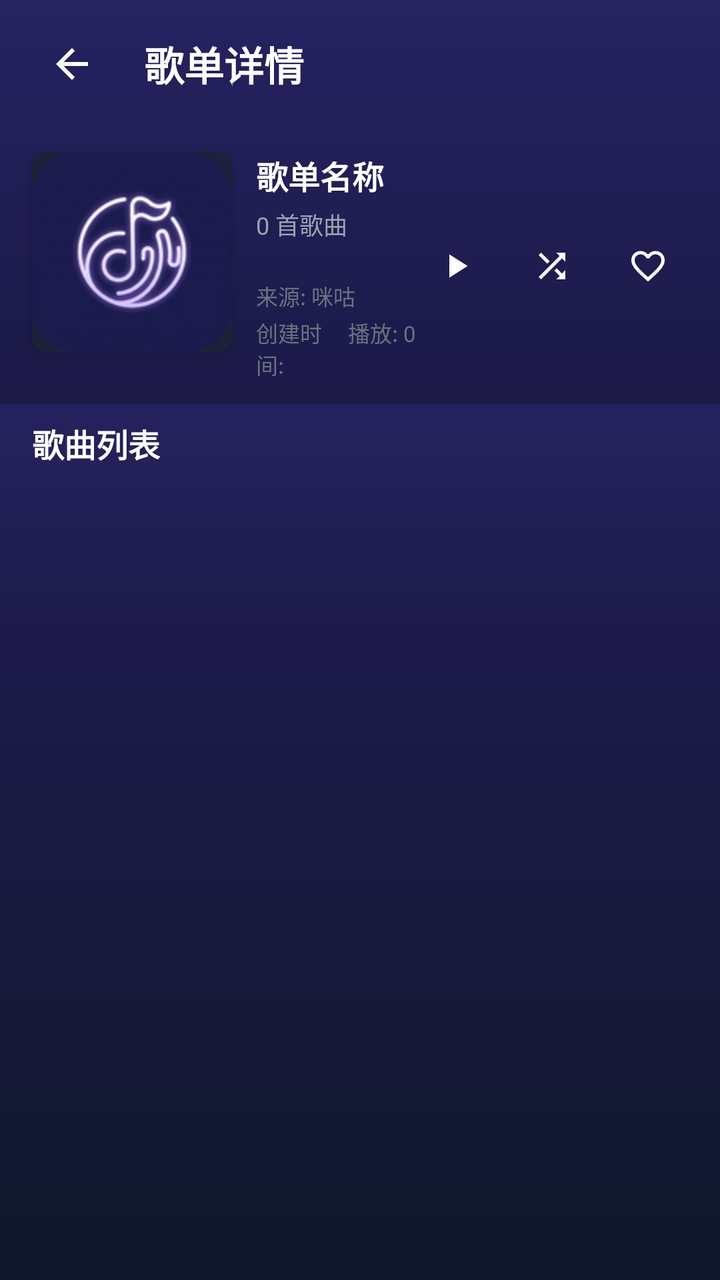
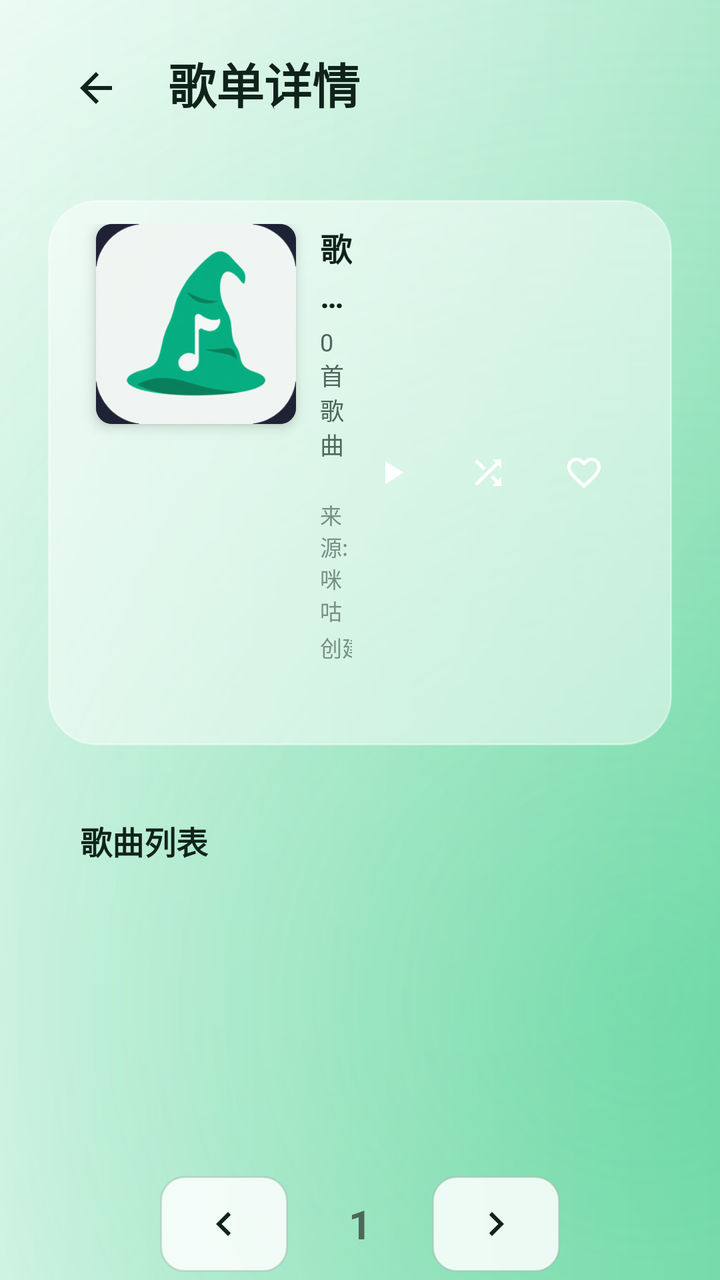

Two renders of the same Android screen: before a commit and after it. Below are the layout's source before the change and the commit's diff.
<!-- AndroidManifest.xml: application theme AppTheme.NoActionBar -->
<!-- res/layout/activity_playlist_detail.xml -->
<?xml version="1.0" encoding="utf-8"?>
<androidx.constraintlayout.widget.ConstraintLayout xmlns:android="http://schemas.android.com/apk/res/android"
    xmlns:app="http://schemas.android.com/apk/res-auto"
    android:layout_width="match_parent"
    android:layout_height="match_parent"
    android:background="@drawable/bg_app_gradient">

    
    <LinearLayout
        android:id="@+id/topBar"
        android:layout_width="0dp"
        android:layout_height="64dp"
        android:orientation="horizontal"
        android:gravity="center_vertical"
        android:paddingStart="16dp"
        android:paddingEnd="16dp"
        android:background="#40000000"
        app:layout_constraintStart_toStartOf="parent"
        app:layout_constraintEnd_toEndOf="parent"
        app:layout_constraintTop_toTopOf="parent">

        <ImageButton
            android:id="@+id/btnBack"
            android:layout_width="40dp"
            android:layout_height="40dp"
            android:src="@drawable/ic_back"
            android:background="@drawable/btn_focused_circle"
            android:scaleType="centerInside"
            android:padding="8dp"
            app:tint="#FFFFFF"
            android:focusable="true"
            android:nextFocusRight="@id/layoutActions"
            android:contentDescription="返回" />

        <TextView
            android:id="@+id/tvTitle"
            android:layout_width="0dp"
            android:layout_height="wrap_content"
            android:layout_weight="1"
            android:text="歌单详情"
            android:textSize="20sp"
            android:textStyle="bold"
            android:textColor="#FFFFFF"
            android:layout_marginStart="16dp"
            android:ellipsize="end"
            android:singleLine="true" />

    </LinearLayout>

    
    <LinearLayout
        android:id="@+id/layoutHeader"
        android:layout_width="0dp"
        android:layout_height="wrap_content"
        android:orientation="horizontal"
        android:background="#40000000"
        android:paddingTop="12dp"
        android:paddingBottom="12dp"
        app:layout_constraintStart_toStartOf="parent"
        app:layout_constraintEnd_toEndOf="parent"
        app:layout_constraintTop_toBottomOf="@+id/topBar">

        
        <androidx.cardview.widget.CardView
            android:layout_width="100dp"
            android:layout_height="100dp"
            app:cardCornerRadius="8dp"
            app:cardElevation="4dp"
            android:layout_marginStart="16dp">

            <ImageView
                android:id="@+id/ivCover"
                android:layout_width="match_parent"
                android:layout_height="match_parent"
                android:scaleType="centerCrop"
                android:src="@drawable/ic_cover_placeholder" />

        </androidx.cardview.widget.CardView>

        
        <LinearLayout
            android:layout_width="0dp"
            android:layout_height="wrap_content"
            android:layout_weight="1"
            android:orientation="vertical"
            android:layout_marginStart="12dp"
            android:layout_gravity="center_vertical">

            <TextView
                android:id="@+id/tvPlaylistName"
                android:layout_width="match_parent"
                android:layout_height="wrap_content"
                android:text="歌单名称"
                android:textColor="#FFFFFF"
                android:textSize="16sp"
                android:textStyle="bold"
                android:maxLines="2"
                android:ellipsize="end" />

            <TextView
                android:id="@+id/tvPlaylistInfo"
                android:layout_width="match_parent"
                android:layout_height="wrap_content"
                android:text="0 首歌曲"
                android:textColor="#9CA3AF"
                android:textSize="12sp"
                android:layout_marginTop="4dp" />

            <TextView
                android:id="@+id/tvPlaylistDesc"
                android:layout_width="match_parent"
                android:layout_height="wrap_content"
                android:text=""
                android:textColor="#6B7280"
                android:textSize="11sp"
                android:layout_marginTop="2dp"
                android:maxLines="2"
                android:ellipsize="end" />

            <TextView
                android:id="@+id/tvPlaylistSource"
                android:layout_width="match_parent"
                android:layout_height="wrap_content"
                android:text="来源: 咪咕"
                android:textColor="#6B7280"
                android:textSize="11sp"
                android:layout_marginTop="2dp" />

            <LinearLayout
                android:layout_width="match_parent"
                android:layout_height="wrap_content"
                android:orientation="horizontal"
                android:layout_marginTop="2dp">

                <TextView
                    android:id="@+id/tvPlaylistCreateTime"
                    android:layout_width="0dp"
                    android:layout_height="wrap_content"
                    android:layout_weight="1"
                    android:text="创建时间: "
                    android:textColor="#6B7280"
                    android:textSize="11sp" />

                <TextView
                    android:id="@+id/tvPlaylistPlayCount"
                    android:layout_width="wrap_content"
                    android:layout_height="wrap_content"
                    android:text="播放: 0"
                    android:textColor="#6B7280"
                    android:textSize="11sp"
                    android:gravity="end" />

            </LinearLayout>

        </LinearLayout>

        
        <LinearLayout
            android:id="@+id/layoutActions"
            android:layout_width="wrap_content"
            android:layout_height="wrap_content"
            android:orientation="horizontal"
            android:gravity="center_vertical"
            android:layout_marginEnd="16dp"
            android:layout_gravity="center_vertical">

            <ImageButton
                android:id="@+id/btnPlayAll"
                android:layout_width="40dp"
                android:layout_height="40dp"
                android:src="@drawable/ic_play"
                android:background="@drawable/btn_focused_circle"
                android:scaleType="centerInside"
                android:padding="10dp"
                android:focusable="true"
                android:contentDescription="播放全部" />

            <ImageButton
                android:id="@+id/btnShuffle"
                android:layout_width="40dp"
                android:layout_height="40dp"
                android:layout_marginStart="8dp"
                android:src="@drawable/ic_shuffle"
                android:background="@drawable/btn_focused_circle"
                android:scaleType="centerInside"
                android:padding="10dp"
                android:focusable="true"
                android:contentDescription="随机播放" />

            <ImageButton
                android:id="@+id/btnFavorite"
                android:layout_width="40dp"
                android:layout_height="40dp"
                android:layout_marginStart="8dp"
                android:src="@drawable/ic_favorite_border"
                android:background="@drawable/btn_focused_circle"
                android:scaleType="centerInside"
                android:padding="10dp"
                android:focusable="true"
                android:contentDescription="收藏" />

        </LinearLayout>

    </LinearLayout>

    
    <LinearLayout
        android:id="@+id/layoutContent"
        android:layout_width="0dp"
        android:layout_height="0dp"
        android:orientation="vertical"
        android:paddingTop="8dp"
        android:descendantFocusability="afterDescendants"
        app:layout_constraintStart_toStartOf="parent"
        app:layout_constraintEnd_toEndOf="parent"
        app:layout_constraintTop_toBottomOf="@+id/layoutHeader"
        app:layout_constraintBottom_toBottomOf="parent">

        
        <TextView
            android:id="@+id/tvSongListHeader"
            android:layout_width="match_parent"
            android:layout_height="wrap_content"
            android:text="歌曲列表"
            android:textColor="#FFFFFF"
            android:textSize="16sp"
            android:textStyle="bold"
            android:paddingStart="16dp"
            android:paddingEnd="16dp"
            android:paddingBottom="8dp" />

        
        <androidx.recyclerview.widget.RecyclerView
            android:id="@+id/rvSongs"
            android:layout_width="match_parent"
            android:layout_height="match_parent"
            android:paddingStart="16dp"
            android:paddingEnd="16dp"
            android:paddingBottom="16dp"
            android:clipToPadding="false" />

    </LinearLayout>

    
    <ProgressBar
        android:id="@+id/loadingProgress"
        android:layout_width="wrap_content"
        android:layout_height="wrap_content"
        android:visibility="gone"
        app:layout_constraintStart_toStartOf="parent"
        app:layout_constraintEnd_toEndOf="parent"
        app:layout_constraintTop_toTopOf="parent"
        app:layout_constraintBottom_toBottomOf="parent" />

</androidx.constraintlayout.widget.ConstraintLayout>
<!-- resources referenced by this layout -->
<resources>
  <!-- drawable bg_app_gradient (drawable) -->
  <?xml version="1.0" encoding="utf-8"?>
  <shape xmlns:android="http://schemas.android.com/apk/res/android"
      android:shape="rectangle">
      <gradient
          android:angle="270"
          android:endColor="#0F172A"
          android:centerColor="#1E1B4B"
          android:startColor="#312E81"
          android:type="linear" />
  </shape>
  <!-- drawable btn_focused_circle (drawable) -->
  <?xml version="1.0" encoding="utf-8"?>
  <selector xmlns:android="http://schemas.android.com/apk/res/android">
      <item android:state_focused="true">
          <layer-list>
              <item>
                  <shape android:shape="oval">
                      <solid android:color="#30FFFFFF" />
                  </shape>
              </item>
              <item android:top="2dp" android:bottom="2dp" android:left="2dp" android:right="2dp">
                  <shape android:shape="oval">
                      <solid android:color="#FF3B82F6" />
                      <stroke android:width="2dp" android:color="#FFFFFF" />
                  </shape>
              </item>
          </layer-list>
      </item>
      <item>
          <shape android:shape="oval">
              <solid android:color="#00000000" />
          </shape>
      </item>
  </selector>
  <style name="AppTheme.NoActionBar" parent="Theme.AppCompat.NoActionBar">
          <item name="windowActionBar">false</item>
          <item name="windowNoTitle">true</item>
          <item name="android:windowBackground">@null</item>
      </style>
  <!-- drawable ic_logo: png bitmap (drawable, 19374 bytes) -->
  <!-- unchanged entries left out for length: 5 -->
</resources>

<!-- the commit's change to res/layout/activity_playlist_detail.xml (unified diff, before → after) -->
@@ -9,12 +9,13 @@
     <LinearLayout
         android:id="@+id/topBar"
         android:layout_width="0dp"
-        android:layout_height="64dp"
+        android:layout_height="@dimen/lx_title_height"
         android:orientation="horizontal"
-        android:gravity="center_vertical"
-        android:paddingStart="16dp"
-        android:paddingEnd="16dp"
-        android:background="#40000000"
+        android:gravity="top"
+        android:paddingStart="@dimen/lx_title_gutter"
+        android:paddingEnd="@dimen/lx_title_gutter"
+        android:paddingTop="@dimen/lx_title_top"
+        android:background="@android:color/transparent"
         app:layout_constraintStart_toStartOf="parent"
         app:layout_constraintEnd_toEndOf="parent"
         app:layout_constraintTop_toTopOf="parent">
@@ -27,9 +28,10 @@
             android:background="@drawable/btn_focused_circle"
             android:scaleType="centerInside"
             android:padding="8dp"
-            app:tint="#FFFFFF"
+            app:tint="@color/lx_text_primary"
             android:focusable="true"
-            android:nextFocusRight="@id/layoutActions"
+            android:nextFocusRight="@id/btnPlayAll"
+            android:nextFocusDown="@id/btnPlayAll"
             android:contentDescription="返回" />
 
         <TextView
@@ -38,9 +40,9 @@
             android:layout_height="wrap_content"
             android:layout_weight="1"
             android:text="歌单详情"
-            android:textSize="20sp"
+            android:textSize="24sp"
             android:textStyle="bold"
-            android:textColor="#FFFFFF"
+            android:textColor="@color/lx_text_primary"
             android:layout_marginStart="16dp"
             android:ellipsize="end"
             android:singleLine="true" />
@@ -52,8 +54,14 @@
         android:id="@+id/layoutHeader"
         android:layout_width="0dp"
         android:layout_height="wrap_content"
+        android:layout_marginStart="@dimen/lx_nav_gutter"
+        android:layout_marginTop="12dp"
+        android:layout_marginEnd="@dimen/lx_nav_gutter"
         android:orientation="horizontal"
-        android:background="#40000000"
+        android:background="@drawable/bg_floating_glass"
+        android:elevation="8dp"
+        android:outlineProvider="background"
+        android:clipToOutline="true"
         android:paddingTop="12dp"
         android:paddingBottom="12dp"
         app:layout_constraintStart_toStartOf="parent"
@@ -66,7 +74,7 @@
             android:layout_height="100dp"
             app:cardCornerRadius="8dp"
             app:cardElevation="4dp"
-            android:layout_marginStart="16dp">
+            android:layout_marginStart="@dimen/lx_nav_gutter">
 
             <ImageView
                 android:id="@+id/ivCover"
@@ -91,7 +99,7 @@
                 android:layout_width="match_parent"
                 android:layout_height="wrap_content"
                 android:text="歌单名称"
-                android:textColor="#FFFFFF"
+                android:textColor="@color/lx_text_primary"
                 android:textSize="16sp"
                 android:textStyle="bold"
                 android:maxLines="2"
@@ -102,7 +110,7 @@
                 android:layout_width="match_parent"
                 android:layout_height="wrap_content"
                 android:text="0 首歌曲"
-                android:textColor="#9CA3AF"
+                android:textColor="@color/lx_text_secondary"
                 android:textSize="12sp"
                 android:layout_marginTop="4dp" />
 
@@ -111,7 +119,7 @@
                 android:layout_width="match_parent"
                 android:layout_height="wrap_content"
                 android:text=""
-                android:textColor="#6B7280"
+                android:textColor="@color/lx_text_muted"
                 android:textSize="11sp"
                 android:layout_marginTop="2dp"
                 android:maxLines="2"
@@ -122,7 +130,7 @@
                 android:layout_width="match_parent"
                 android:layout_height="wrap_content"
                 android:text="来源: 咪咕"
-                android:textColor="#6B7280"
+                android:textColor="@color/lx_text_muted"
                 android:textSize="11sp"
                 android:layout_marginTop="2dp" />
 
@@ -138,7 +146,7 @@
                     android:layout_height="wrap_content"
                     android:layout_weight="1"
                     android:text="创建时间: "
-                    android:textColor="#6B7280"
+                    android:textColor="@color/lx_text_muted"
                     android:textSize="11sp" />
 
                 <TextView
@@ -146,7 +154,7 @@
                     android:layout_width="wrap_content"
                     android:layout_height="wrap_content"
                     android:text="播放: 0"
-                    android:textColor="#6B7280"
+                    android:textColor="@color/lx_text_muted"
                     android:textSize="11sp"
                     android:gravity="end" />
 
@@ -161,7 +169,7 @@
             android:layout_height="wrap_content"
             android:orientation="horizontal"
             android:gravity="center_vertical"
-            android:layout_marginEnd="16dp"
+            android:layout_marginEnd="@dimen/lx_nav_gutter"
             android:layout_gravity="center_vertical">
 
             <ImageButton
@@ -173,6 +181,8 @@
                 android:scaleType="centerInside"
                 android:padding="10dp"
                 android:focusable="true"
+                android:nextFocusLeft="@id/btnBack"
+                android:nextFocusRight="@id/btnShuffle"
                 android:contentDescription="播放全部" />
 
             <ImageButton
@@ -185,6 +195,8 @@
                 android:scaleType="centerInside"
                 android:padding="10dp"
                 android:focusable="true"
+                android:nextFocusLeft="@id/btnPlayAll"
+                android:nextFocusRight="@id/btnFavorite"
                 android:contentDescription="随机播放" />
 
             <ImageButton
@@ -197,6 +209,7 @@
                 android:scaleType="centerInside"
                 android:padding="10dp"
                 android:focusable="true"
+                android:nextFocusLeft="@id/btnShuffle"
                 android:contentDescription="收藏" />
 
         </LinearLayout>
@@ -209,12 +222,15 @@
         android:layout_width="0dp"
         android:layout_height="0dp"
         android:orientation="vertical"
-        android:paddingTop="8dp"
+        android:paddingTop="24dp"
+        android:layout_marginTop="12dp"
+        android:paddingStart="@dimen/lx_nav_gutter"
+        android:paddingEnd="@dimen/lx_nav_gutter"
         android:descendantFocusability="afterDescendants"
         app:layout_constraintStart_toStartOf="parent"
         app:layout_constraintEnd_toEndOf="parent"
         app:layout_constraintTop_toBottomOf="@+id/layoutHeader"
-        app:layout_constraintBottom_toBottomOf="parent">
+        app:layout_constraintBottom_toTopOf="@+id/playlistDetailPagerBar">
 
         
         <TextView
@@ -222,7 +238,7 @@
             android:layout_width="match_parent"
             android:layout_height="wrap_content"
             android:text="歌曲列表"
-            android:textColor="#FFFFFF"
+            android:textColor="@color/lx_text_primary"
             android:textSize="16sp"
             android:textStyle="bold"
             android:paddingStart="16dp"
@@ -237,7 +253,62 @@
             android:paddingStart="16dp"
             android:paddingEnd="16dp"
             android:paddingBottom="16dp"
-            android:clipToPadding="false" />
+            android:clipToPadding="false"
+            android:focusable="false"
+            android:descendantFocusability="afterDescendants" />
+
+    </LinearLayout>
+
+    <LinearLayout
+        android:id="@+id/playlistDetailPagerBar"
+        android:layout_width="0dp"
+        android:layout_height="@dimen/lx_pager_height"
+        android:orientation="horizontal"
+        android:gravity="center"
+        android:background="@android:color/transparent"
+        android:paddingStart="@dimen/lx_nav_gutter"
+        android:paddingEnd="@dimen/lx_nav_gutter"
+        app:layout_constraintStart_toStartOf="parent"
+        app:layout_constraintEnd_toEndOf="parent"
+        app:layout_constraintBottom_toBottomOf="parent">
+
+        <ImageButton
+            android:id="@+id/btnPlaylistDetailPrevPage"
+            android:layout_width="64dp"
+            android:layout_height="48dp"
+            android:src="@drawable/ic_chevron_left"
+            android:background="@drawable/bg_btn_secondary"
+            android:scaleType="centerInside"
+            android:padding="12dp"
+            android:focusable="true"
+            android:nextFocusUp="@id/rvSongs"
+            android:nextFocusRight="@id/btnPlaylistDetailNextPage"
+            android:nextFocusDown="@id/btnBack"
+            app:tint="@color/lx_text_primary" />
+
+        <TextView
+            android:id="@+id/tvPlaylistDetailPageNumber"
+            android:layout_width="72dp"
+            android:layout_height="match_parent"
+            android:gravity="center"
+            android:text="1"
+            android:textSize="20sp"
+            android:textStyle="bold"
+            android:textColor="@color/lx_text_secondary" />
+
+        <ImageButton
+            android:id="@+id/btnPlaylistDetailNextPage"
+            android:layout_width="64dp"
+            android:layout_height="48dp"
+            android:src="@drawable/ic_chevron_right"
+            android:background="@drawable/bg_btn_secondary"
+            android:scaleType="centerInside"
+            android:padding="12dp"
+            android:focusable="true"
+            android:nextFocusUp="@id/rvSongs"
+            android:nextFocusLeft="@id/btnPlaylistDetailPrevPage"
+            android:nextFocusDown="@id/btnBack"
+            app:tint="@color/lx_text_primary" />
 
     </LinearLayout>
 
<!-- resource entries referenced after the edit -->
@@ -1,33 +1,96 @@
 <!-- resources referenced by this layout -->
 <resources>
+  <color name="lx_text_muted">#789187</color>
+  <color name="lx_text_primary">#10231B</color>
+  <color name="lx_text_secondary">#4B685A</color>
+  <dimen name="lx_nav_gutter">24dp</dimen>
+  <dimen name="lx_pager_height">56dp</dimen>
+  <dimen name="lx_title_gutter">28dp</dimen>
+  <dimen name="lx_title_height">88dp</dimen>
+  <dimen name="lx_title_top">24dp</dimen>
   <!-- drawable bg_app_gradient (drawable) -->
+  <?xml version="1.0" encoding="utf-8"?>
+  <layer-list xmlns:android="http://schemas.android.com/apk/res/android">
+      
+      <item>
+          <shape android:shape="rectangle">
+              <solid android:color="#F3FAF6" />
+          </shape>
+      </item>
+      <item>
+          <shape android:shape="rectangle">
+              <gradient
+                  android:angle="0"
+                  android:startColor="#FFFFFFFF"
+                  android:endColor="#9FE4C2" />
+          </shape>
+      </item>
+      <item>
+          <shape android:shape="rectangle">
+              <gradient
+                  android:type="radial"
+                  android:centerX="0.10"
+                  android:centerY="0.04"
+                  android:gradientRadius="620dp"
+                  android:startColor="#CCFFFFFF"
+                  android:endColor="#00FFFFFF" />
+          </shape>
+      </item>
+      <item>
+          <shape android:shape="rectangle">
+              <gradient
+                  android:type="radial"
+                  android:centerX="0.90"
+                  android:centerY="0.78"
+                  android:gradientRadius="760dp"
+                  android:startColor="#6620C878"
+                  android:endColor="#0020C878" />
+          </shape>
+      </item>
+  </layer-list>
+  <!-- drawable bg_btn_secondary (drawable) -->
+  <?xml version="1.0" encoding="utf-8"?>
+  <selector xmlns:android="http://schemas.android.com/apk/res/android">
+      <item android:state_pressed="true">
+          <shape android:shape="rectangle">
+              <solid android:color="@color/lx_bg_focus" />
+              <corners android:radius="12dp" />
+          </shape>
+      </item>
+      <item android:state_focused="true">
+          <shape android:shape="rectangle">
+              <solid android:color="@color/lx_bg_focus" />
+              <corners android:radius="12dp" />
+              <stroke android:width="2dp" android:color="@color/lx_focus_ring" />
+          </shape>
+      </item>
+      <item>
+          <shape android:shape="rectangle">
+              <solid android:color="@color/lx_bg_panel" />
+              <corners android:radius="12dp" />
+              <stroke android:width="1dp" android:color="@color/lx_border" />
+          </shape>
+      </item>
+  </selector>
+  <!-- drawable bg_floating_glass (drawable) -->
   <?xml version="1.0" encoding="utf-8"?>
   <shape xmlns:android="http://schemas.android.com/apk/res/android"
       android:shape="rectangle">
-      <gradient
-          android:angle="270"
-          android:endColor="#0F172A"
-          android:centerColor="#1E1B4B"
-          android:startColor="#312E81"
-          android:type="linear" />
+      
+      <solid android:color="#80FFFFFF" />
+      <corners android:radius="@dimen/lx_glass_radius" />
+      <stroke
+          android:width="1dp"
+          android:color="#66FFFFFF" />
   </shape>
   <!-- drawable btn_focused_circle (drawable) -->
   <?xml version="1.0" encoding="utf-8"?>
   <selector xmlns:android="http://schemas.android.com/apk/res/android">
       <item android:state_focused="true">
-          <layer-list>
-              <item>
-                  <shape android:shape="oval">
-                      <solid android:color="#30FFFFFF" />
-                  </shape>
-              </item>
-              <item android:top="2dp" android:bottom="2dp" android:left="2dp" android:right="2dp">
-                  <shape android:shape="oval">
-                      <solid android:color="#FF3B82F6" />
-                      <stroke android:width="2dp" android:color="#FFFFFF" />
-                  </shape>
-              </item>
-          </layer-list>
+          <shape android:shape="oval">
+              <solid android:color="@color/lx_bg_focus" />
+              <stroke android:width="2dp" android:color="@color/lx_focus_ring" />
+          </shape>
       </item>
       <item>
           <shape android:shape="oval">
@@ -35,12 +98,59 @@
           </shape>
       </item>
   </selector>
-  <style name="AppTheme.NoActionBar" parent="Theme.AppCompat.NoActionBar">
+  <!-- drawable ic_chevron_left (drawable) -->
+  <?xml version="1.0" encoding="utf-8"?>
+  <vector xmlns:android="http://schemas.android.com/apk/res/android"
+      android:width="24dp"
+      android:height="24dp"
+      android:viewportWidth="24"
+      android:viewportHeight="24">
+      <path
+          android:fillColor="#FF000000"
+          android:pathData="M15.41,7.41L14,6l-6,6 6,6 1.41,-1.41L10.83,12z" />
+  </vector>
+  <!-- drawable ic_chevron_right (drawable) -->
+  <?xml version="1.0" encoding="utf-8"?>
+  <vector xmlns:android="http://schemas.android.com/apk/res/android"
+      android:width="24dp"
+      android:height="24dp"
+      android:viewportWidth="24"
+      android:viewportHeight="24">
+      <path
+          android:fillColor="#FF000000"
+          android:pathData="M10,6L8.59,7.41L13.17,12l-4.58,4.59L10,18l6,-6z"/>
+  </vector>
+  <style name="AppTheme.NoActionBar" parent="AppTheme">
           <item name="windowActionBar">false</item>
           <item name="windowNoTitle">true</item>
-          <item name="android:windowBackground">@null</item>
+          <item name="android:windowBackground">@color/lx_bg_canvas</item>
       </style>
-  <!-- drawable ic_logo: png bitmap (drawable, 19374 bytes) -->
+  <color name="lx_bg_focus">#DFF8ED</color>
+  <color name="lx_focus_ring">#00A965</color>
+  <color name="lx_bg_panel">#D9FFFFFF</color>
+  <color name="lx_border">#6694B2A2</color>
+  <dimen name="lx_glass_radius">24dp</dimen>
+  <!-- drawable ic_logo: png bitmap (drawable, 69795 bytes) -->
+  <style name="AppTheme" parent="Theme.AppCompat">
+          <item name="colorPrimary">@color/colorPrimary</item>
+          <item name="colorPrimaryDark">@color/colorPrimaryDark</item>
+          <item name="colorAccent">@color/colorAccent</item>
+          <item name="android:colorAccent">@color/lx_brand</item>
+          <item name="android:windowBackground">@color/lx_bg_canvas</item>
+          <item name="android:navigationBarColor">@color/lx_bg_canvas</item>
+          <item name="android:statusBarColor">@color/lx_bg_canvas</item>
+          <item name="android:windowLightNavigationBar">true</item>
+          <item name="android:windowLightStatusBar">true</item>
+          <item name="android:textColorPrimary">@color/lx_text_primary</item>
+          <item name="android:textColorSecondary">@color/lx_text_secondary</item>
+          <item name="android:windowActionModeOverlay">true</item>
+      </style>
+  <color name="lx_bg_canvas">#F3F8F5</color>
+  <color name="colorPrimary">@color/lx_brand</color>
+  <color name="colorPrimaryDark">@color/lx_brand_pressed</color>
+  <color name="colorAccent">@color/lx_brand</color>
+  <color name="lx_brand">#00C878</color>
+  <color name="lx_brand_pressed">#00A965</color>
   <!-- unchanged entries left out for length: 5 -->
 </resources>
 
